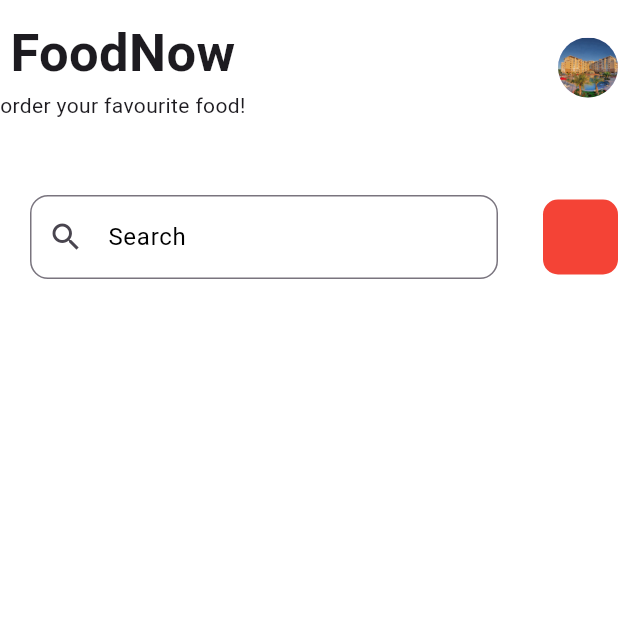
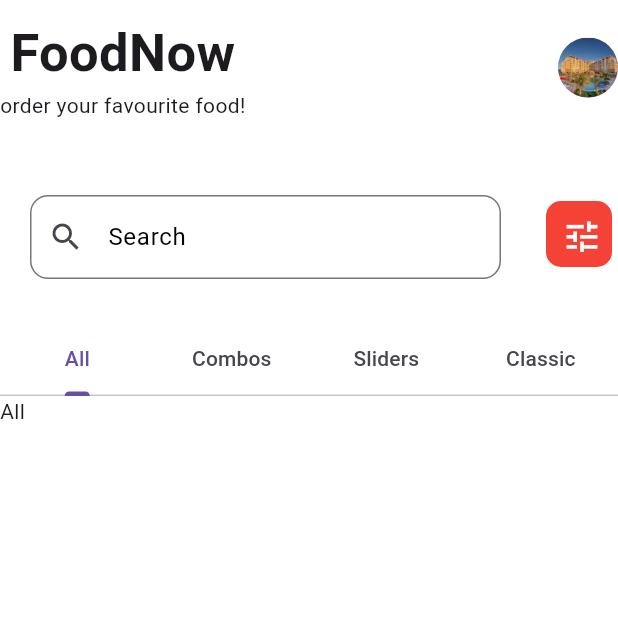
Before and after one commit to alamin-12935/food_project, a Flutter app: the fav screen opened by its route, on a phone screen of 412 x 824 dp, the top half of it. Run offline on Flutter 3.47's test engine with Material 3 defaults, Android fonts, the phone set to English and light mode, and no system bars; our stand-ins replace flutter_screenutil, lottie, shimmer, sqflite; accounts and stored records are empty; network calls fail.

Commit message:
4th commit

```diff
--- a/lib/food_project/fav.dart
+++ b/lib/food_project/fav.dart
@@ -6,7 +6,17 @@ class fav extends StatefulWidget {
   State<fav> createState() => _favState();
 }
 
-class _favState extends State<fav> {
+class _favState extends State<fav> with SingleTickerProviderStateMixin{
+  late TabController _tabController;
+
+
+  @override
+  void initState() {
+    // TODO: implement initState
+    super.initState();
+    _tabController=TabController(length: 4, vsync: this);
+  }
+
   @override
   Widget build(BuildContext context) {
     return Scaffold(
@@ -58,15 +68,50 @@ class _favState extends State<fav> {
                 ),
               ),
               SizedBox(width: 10),
+             Column(
+               children: [
+                 Stack(
+                   children: [
                      Container(
-                padding: EdgeInsets.all(25),
+                       padding: EdgeInsets.all(22),
                        decoration: BoxDecoration(
                          color: Colors.red,
                          borderRadius: BorderRadius.circular(10),
+
                        ),
+                     ),
+                     Column(
+                       children: [
+                         IconButton(onPressed: (){}, icon: Icon(Icons.tune,size:27,color: Colors.white,))
+                       ],
+                     )
+                   ],
                  )
                ],
              ),
+            ],
+          ),
+          SizedBox(height: 30,),
+          TabBar(
+
+            controller: _tabController,
+              tabs: [
+            Tab(text: 'All',),
+            Tab(text: 'Combos'),
+            Tab(text: 'Sliders'),
+            Tab(text: 'Classic'),
+
+          ]),
+          Expanded(
+            child: TabBarView(
+              controller: _tabController,
+                children: [
+              Text('All'),
+              Text('Combos'),
+              Text('Sliders'),
+              Text('Classic'),
+            ]),
+          )
             ],
           )
     );
--- a/pubspec.yaml
+++ b/pubspec.yaml
@@ -39,6 +39,8 @@ dependencies:
   flutter_staggered_grid_view: ^0.7.0
   shimmer: ^3.0.0
   lottie: ^3.3.2
+  sqflite: ^2.4.2
+  path: ^1.9.1
 
 dev_dependencies:
   flutter_test:
```
Also changed, not shown: lib/Module_014/class3.dart (added, +58 -0 lines), lib/Module_016/db/task_database.dart (added, +38 -0 lines), lib/Module_016/model/task_model.dart (added, +22 -0 lines), lib/Module_016/ui/screens/task_homr_page.dart (added, +85 -0 lines), lib/app.dart (+6 -2 lines), pubspec.lock, 4 other files. Lines whose indentation alone changed are shown as unchanged.
